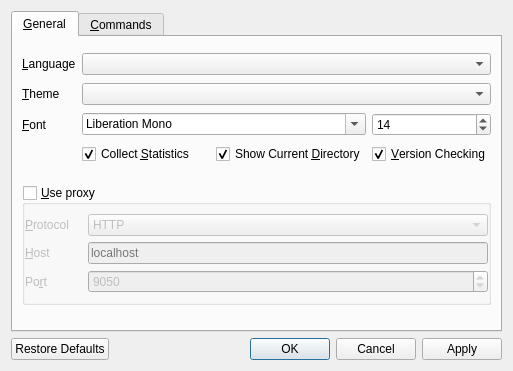
Before: the Qt Designer form ui/settings.ui in 0xb8/WiseTagger, drawn with Qt 5.
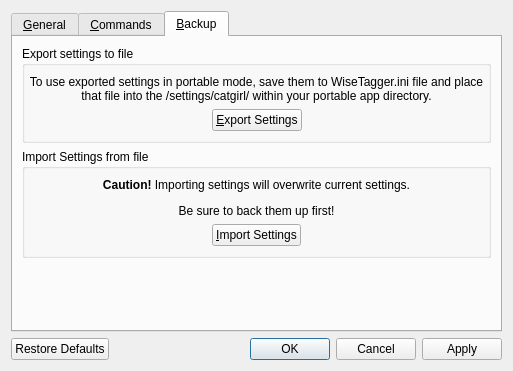
After: the same form once the commit is applied. The open tabs and pages were chosen to show the change.

Commit message: Add settings export and import feature.

The edit to the form file:
```diff
--- a/ui/settings.ui
+++ b/ui/settings.ui
@@ -584,6 +584,167 @@
        </item>
       </layout>
      </widget>
+     <widget class="QWidget" name="backup">
+      <attribute name="title">
+       <string>&amp;Backup</string>
+      </attribute>
+      <layout class="QGridLayout" name="gridLayout_5">
+       <item row="0" column="0">
+        <widget class="QGroupBox" name="groupBox">
+         <property name="title">
+          <string>Export settings to file</string>
+         </property>
+         <property name="flat">
+          <bool>true</bool>
+         </property>
+         <property name="checkable">
+          <bool>false</bool>
+         </property>
+         <layout class="QGridLayout" name="gridLayout_6">
+          <property name="leftMargin">
+           <number>1</number>
+          </property>
+          <property name="rightMargin">
+           <number>1</number>
+          </property>
+          <item row="1" column="1">
+           <widget class="QPushButton" name="exportSettingsBtn">
+            <property name="text">
+             <string>&amp;Export Settings</string>
+            </property>
+           </widget>
+          </item>
+          <item row="1" column="0">
+           <spacer name="horizontalSpacer">
+            <property name="orientation">
+             <enum>Qt::Horizontal</enum>
+            </property>
+            <property name="sizeHint" stdset="0">
+             <size>
+              <width>40</width>
+              <height>20</height>
+             </size>
+            </property>
+           </spacer>
+          </item>
+          <item row="1" column="2">
+           <spacer name="horizontalSpacer_2">
+            <property name="orientation">
+             <enum>Qt::Horizontal</enum>
+            </property>
+            <property name="sizeHint" stdset="0">
+             <size>
+              <width>40</width>
+              <height>20</height>
+             </size>
+            </property>
+           </spacer>
+          </item>
+          <item row="0" column="0" colspan="3">
+           <widget class="QLabel" name="label">
+            <property name="font">
+             <font>
+              <pointsize>9</pointsize>
+             </font>
+            </property>
+            <property name="text">
+             <string>&lt;html&gt;&lt;head/&gt;&lt;body&gt;&lt;p&gt;To use exported settings in portable mode, save them to &lt;span style=&quot; font-family:'Courier New';&quot;&gt;WiseTagger.ini&lt;/span&gt; file and place that file into the &lt;span style=&quot; font-family:'Courier New';&quot;&gt;/settings/catgirl/&lt;/span&gt; within your portable app directory.&lt;/p&gt;&lt;/body&gt;&lt;/html&gt;</string>
+            </property>
+            <property name="alignment">
+             <set>Qt::AlignCenter</set>
+            </property>
+            <property name="wordWrap">
+             <bool>true</bool>
+            </property>
+           </widget>
+          </item>
+         </layout>
+        </widget>
+       </item>
+       <item row="2" column="0">
+        <widget class="QGroupBox" name="groupBox_2">
+         <property name="title">
+          <string>Import Settings from file</string>
+         </property>
+         <property name="flat">
+          <bool>true</bool>
+         </property>
+         <layout class="QGridLayout" name="gridLayout_7">
+          <property name="leftMargin">
+           <number>1</number>
+          </property>
+          <property name="rightMargin">
+           <number>1</number>
+          </property>
+          <item row="1" column="1">
+           <widget class="QPushButton" name="importSettingsBtn">
+            <property name="text">
+             <string>&amp;Import Settings</string>
+            </property>
+           </widget>
+          </item>
+          <item row="1" column="0">
+           <spacer name="horizontalSpacer_3">
+            <property name="orientation">
+             <enum>Qt::Horizontal</enum>
+            </property>
+            <property name="sizeHint" stdset="0">
+             <size>
+              <width>40</width>
+              <height>20</height>
+             </size>
+            </property>
+           </spacer>
+          </item>
+          <item row="1" column="2">
+           <spacer name="horizontalSpacer_4">
+            <property name="orientation">
+             <enum>Qt::Horizontal</enum>
+            </property>
+            <property name="sizeHint" stdset="0">
+             <size>
+              <width>40</width>
+              <height>20</height>
+             </size>
+            </property>
+           </spacer>
+          </item>
+          <item row="0" column="0" colspan="3">
+           <widget class="QLabel" name="label_2">
+            <property name="font">
+             <font>
+              <pointsize>9</pointsize>
+             </font>
+            </property>
+            <property name="text">
+             <string>&lt;html&gt;&lt;head/&gt;&lt;body&gt;&lt;p&gt;&lt;span style=&quot; font-weight:600;&quot;&gt;Caution!&lt;/span&gt; Importing settings will overwrite current settings.&lt;/p&gt;&lt;p&gt;Be sure to back them up first!&lt;/p&gt;&lt;/body&gt;&lt;/html&gt;</string>
+            </property>
+            <property name="alignment">
+             <set>Qt::AlignCenter</set>
+            </property>
+            <property name="wordWrap">
+             <bool>true</bool>
+            </property>
+           </widget>
+          </item>
+         </layout>
+        </widget>
+       </item>
+       <item row="3" column="0">
+        <spacer name="verticalSpacer_5">
+         <property name="orientation">
+          <enum>Qt::Vertical</enum>
+         </property>
+         <property name="sizeHint" stdset="0">
+          <size>
+           <width>20</width>
+           <height>40</height>
+          </size>
+         </property>
+        </spacer>
+       </item>
+      </layout>
+     </widget>
     </widget>
    </item>
    <item row="1" column="0">
```
Left out of the diff: 24 changed lines with no effect on the pictures. The commit also changes 5 other files.
